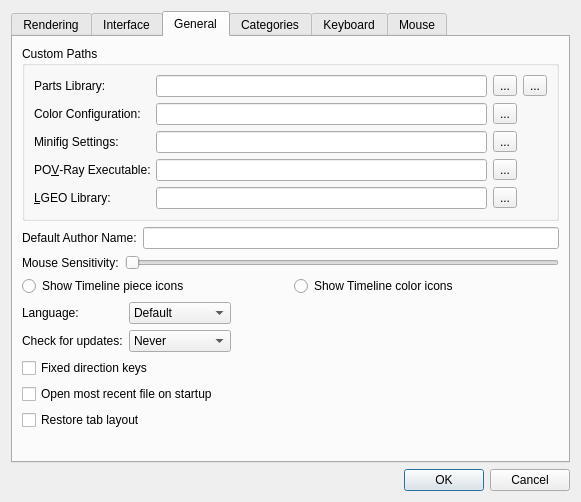
This is lclib/qt/lc_qpreferencesdialog.ui in trevorsandy/lpub3d-ci as Qt 5 draws it before an edit. The edited form follows.
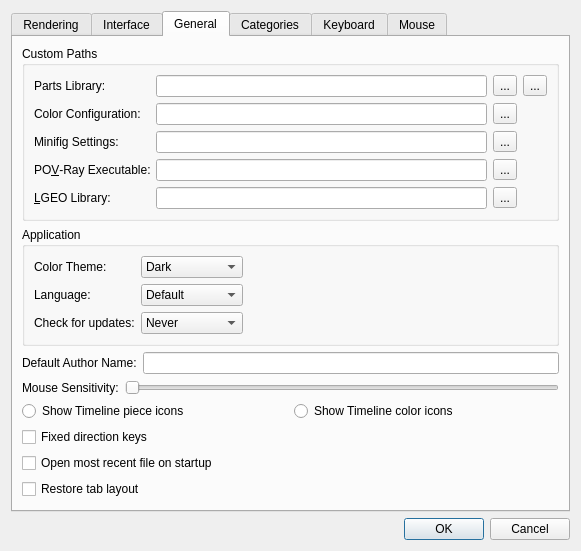
This is the edited form. The open tabs and pages were chosen to show the change. Icons and pictures are not drawn.

Diff of the .ui file:
```diff
--- a/lclib/qt/lc_qpreferencesdialog.ui
+++ b/lclib/qt/lc_qpreferencesdialog.ui
@@ -1017,6 +1017,130 @@
          </layout>
         </widget>
        </item>
+       <item>
+        <widget class="QGroupBox" name="ApplicationGroup">
+         <property name="title">
+          <string>Application</string>
+         </property>
+         <layout class="QGridLayout" name="gridLayout_9">
+          <item row="1" column="0">
+           <widget class="QLabel" name="label_29">
+            <property name="text">
+             <string>Language:</string>
+            </property>
+            <property name="buddy">
+             <cstring>Language</cstring>
+            </property>
+           </widget>
+          </item>
+          <item row="1" column="1">
+           <widget class="QComboBox" name="Language">
+            <item>
+             <property name="text">
+              <string>Default</string>
+             </property>
+            </item>
+            <item>
+             <property name="text">
+              <string>Czech</string>
+             </property>
+            </item>
+            <item>
+             <property name="text">
+              <string>Deutsch </string>
+             </property>
+            </item>
+            <item>
+             <property name="text">
+              <string>English</string>
+             </property>
+            </item>
+            <item>
+             <property name="text">
+              <string>Français</string>
+             </property>
+            </item>
+            <item>
+             <property name="text">
+              <string>Português</string>
+             </property>
+            </item>
+            <item>
+             <property name="text">
+              <string>Español</string>
+             </property>
+            </item>
+           </widget>
+          </item>
+          <item row="2" column="1">
+           <widget class="QComboBox" name="checkForUpdates">
+            <item>
+             <property name="text">
+              <string>Never</string>
+             </property>
+            </item>
+            <item>
+             <property name="text">
+              <string>Once a day</string>
+             </property>
+            </item>
+            <item>
+             <property name="text">
+              <string>Once a week</string>
+             </property>
+            </item>
+           </widget>
+          </item>
+          <item row="2" column="0">
+           <widget class="QLabel" name="label_10">
+            <property name="text">
+             <string>Check for updates:</string>
+            </property>
+            <property name="buddy">
+             <cstring>checkForUpdates</cstring>
+            </property>
+           </widget>
+          </item>
+          <item row="1" column="2">
+           <spacer name="horizontalSpacer_11">
+            <property name="orientation">
+             <enum>Qt::Horizontal</enum>
+            </property>
+            <property name="sizeHint" stdset="0">
+             <size>
+              <width>40</width>
+              <height>20</height>
+             </size>
+            </property>
+           </spacer>
+          </item>
+          <item row="0" column="0">
+           <widget class="QLabel" name="label_30">
+            <property name="text">
+             <string>Color Theme:</string>
+            </property>
+            <property name="buddy">
+             <cstring>Language</cstring>
+            </property>
+           </widget>
+          </item>
+          <item row="0" column="1">
+           <widget class="QComboBox" name="ColorTheme">
+            <item>
+             <property name="text">
+              <string>Dark</string>
+             </property>
+            </item>
+            <item>
+             <property name="text">
+              <string>System</string>
+             </property>
+            </item>
+           </widget>
+          </item>
+         </layout>
+        </widget>
+       </item>
        <item>
         <layout class="QHBoxLayout" name="horizontalLayout_10">
          <item>
@@ -1079,107 +1203,6 @@
          </item>
         </layout>
        </item>
-       <item>
-        <layout class="QGridLayout" name="gridLayout_2">
-         <item row="0" column="0">
-          <widget class="QLabel" name="label_6">
-           <property name="sizePolicy">
-            <sizepolicy hsizetype="Preferred" vsizetype="Preferred">
-             <horstretch>0</horstretch>
-             <verstretch>0</verstretch>
-            </sizepolicy>
-           </property>
-           <property name="text">
-            <string>Language:</string>
-           </property>
-          </widget>
-         </item>
-         <item row="0" column="1">
-          <widget class="QComboBox" name="Language">
-           <item>
-            <property name="text">
-             <string>Default</string>
-            </property>
-           </item>
-           <item>
-            <property name="text">
-             <string>Deutsch</string>
-            </property>
-           </item>
-           <item>
-            <property name="text">
-             <string>English</string>
-            </property>
-           </item>
-           <item>
-            <property name="text">
-             <string>Français</string>
-            </property>
-           </item>
-           <item>
-            <property name="text">
-             <string>Português</string>
-            </property>
-           </item>
-          </widget>
-         </item>
-         <item row="0" column="2">
-          <spacer name="horizontalSpacer_7">
-           <property name="orientation">
-            <enum>Qt::Horizontal</enum>
-           </property>
-           <property name="sizeHint" stdset="0">
-            <size>
-             <width>40</width>
-             <height>20</height>
-            </size>
-           </property>
-          </spacer>
-         </item>
-         <item row="1" column="0">
-          <widget class="QLabel" name="label_10">
-           <property name="text">
-            <string>Check for updates:</string>
-           </property>
-           <property name="buddy">
-            <cstring>checkForUpdates</cstring>
-           </property>
-          </widget>
-         </item>
-         <item row="1" column="1">
-          <widget class="QComboBox" name="checkForUpdates">
-           <item>
-            <property name="text">
-             <string>Never</string>
-            </property>
-           </item>
-           <item>
-            <property name="text">
-             <string>Once a day</string>
-            </property>
-           </item>
-           <item>
-            <property name="text">
-             <string>Once a week</string>
-            </property>
-           </item>
-          </widget>
-         </item>
-         <item row="1" column="2">
-          <spacer name="horizontalSpacer_14">
-           <property name="orientation">
-            <enum>Qt::Horizontal</enum>
-           </property>
-           <property name="sizeHint" stdset="0">
-            <size>
-             <width>40</width>
-             <height>20</height>
-            </size>
-           </property>
-          </spacer>
-         </item>
-        </layout>
-       </item>
        <item>
         <widget class="QCheckBox" name="fixedDirectionKeys">
          <property name="text">
```
Left out of the diff: 40 changed lines with no effect on the pictures.
